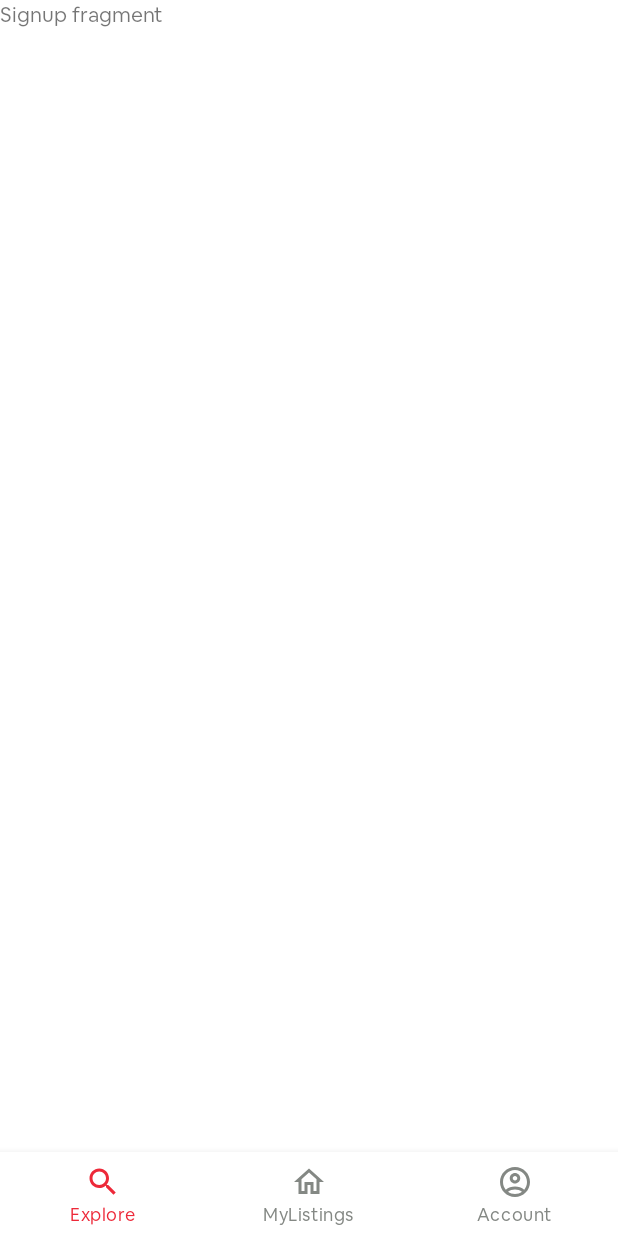
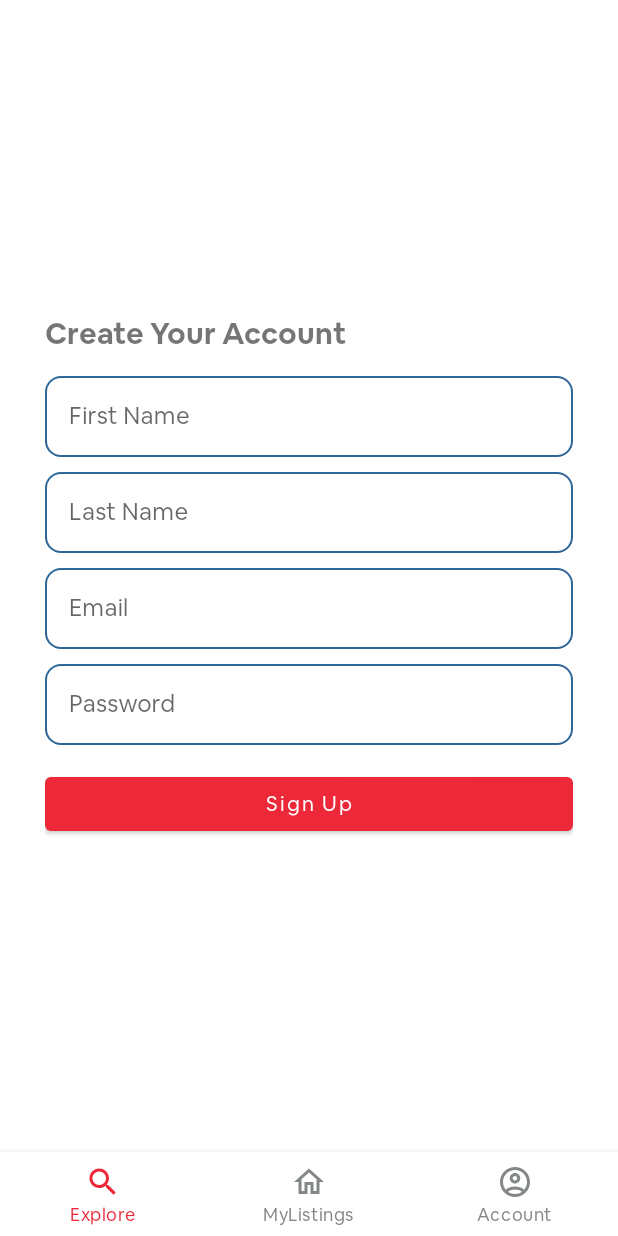
Before and after one commit to janc88/parent-condo-marketplace-app, an Android app: the fragment SignUpFragment placed in its activity, on a phone screen of 412 x 824 dp. Run offline under Robolectric (Android 15) with nearby library versions, the phone set to English and light mode, and no system bars; libraries missing offline, so code that uses them is left out: com.denzcoskun.imageslider; 4 statements that could not run were skipped.

Commit message:
designed signup page

```diff
--- /dev/null
+++ b/app/src/main/res/drawable/form_edit_text.xml
@@ -0,0 +1,13 @@
+<?xml version="1.0" encoding="utf-8"?>
+<shape xmlns:android="http://schemas.android.com/apk/res/android" >
+
+    <solid android:color="#FFFFFF" />
+
+    <stroke
+        android:width="1dp"
+        android:color="#2f6699" />
+    <corners
+        android:radius="10dp"
+        />
+
+</shape>
--- a/app/src/main/res/layout/fragment_sign_up.xml
+++ b/app/src/main/res/layout/fragment_sign_up.xml
@@ -1,14 +1,106 @@
 <?xml version="1.0" encoding="utf-8"?>
-<FrameLayout xmlns:android="http://schemas.android.com/apk/res/android"
+<androidx.constraintlayout.widget.ConstraintLayout xmlns:android="http://schemas.android.com/apk/res/android"
+    xmlns:app="http://schemas.android.com/apk/res-auto"
     xmlns:tools="http://schemas.android.com/tools"
     android:layout_width="match_parent"
     android:layout_height="match_parent"
     tools:context=".SignUpFragment">
 
-    <!-- TODO: Update blank fragment layout -->
-    <TextView
+    <LinearLayout
         android:layout_width="match_parent"
-        android:layout_height="match_parent"
-        android:text="Signup fragment" />
+        android:layout_height="wrap_content"
+        android:orientation="vertical"
+        android:layout_marginLeft="30dp"
+        android:layout_marginRight="30dp"
+        app:layout_constraintBottom_toBottomOf="parent"
+        app:layout_constraintEnd_toEndOf="parent"
+        app:layout_constraintStart_toStartOf="parent"
+        app:layout_constraintTop_toTopOf="parent">
 
-</FrameLayout>
+        <TextView
+            android:layout_width="wrap_content"
+            android:layout_height="wrap_content"
+            android:text="Create Your Account"
+            android:fontFamily="@font/cereal_bold"
+            android:layout_marginBottom="5dp"
+            android:textSize="20dp" />
+
+
+
+
+        <com.google.android.material.textfield.TextInputLayout
+            android:layout_width="match_parent"
+            android:layout_height="wrap_content"
+            android:layout_marginTop="10dp"
+            app:boxStrokeWidth="0dp"
+            app:boxStrokeWidthFocused="0dp">
+            <com.google.android.material.textfield.TextInputEditText
+                android:id="@+id/etFirstName"
+                android:layout_width="match_parent"
+                android:layout_height="wrap_content"
+                android:hint="First Name"
+                android:background="@drawable/form_edit_text"
+                android:inputType="textCapWords"
+                />
+        </com.google.android.material.textfield.TextInputLayout>
+
+        <com.google.android.material.textfield.TextInputLayout
+            android:layout_width="match_parent"
+            android:layout_height="wrap_content"
+            android:layout_marginTop="10dp"
+            app:boxStrokeWidth="0dp"
+            app:boxStrokeWidthFocused="0dp">
+            <com.google.android.material.textfield.TextInputEditText
+                android:id="@+id/etLastName"
+                android:layout_width="match_parent"
+                android:layout_height="wrap_content"
+                android:hint="Last Name"
+                android:background="@drawable/form_edit_text"
+                android:inputType="textCapWords"
+                />
+        </com.google.android.material.textfield.TextInputLayout>
+
+        <com.google.android.material.textfield.TextInputLayout
+            android:layout_width="match_parent"
+            android:layout_height="wrap_content"
+            android:layout_marginTop="10dp"
+            app:boxStrokeWidth="0dp"
+            app:boxStrokeWidthFocused="0dp">
+            <com.google.android.material.textfield.TextInputEditText
+                android:id="@+id/etEmail"
+                android:layout_width="match_parent"
+                android:layout_height="wrap_content"
+                android:hint="Email"
+                android:background="@drawable/form_edit_text"
+                android:inputType="textEmailAddress"
+                />
+        </com.google.android.material.textfield.TextInputLayout>
+
+        <com.google.android.material.textfield.TextInputLayout
+            android:layout_width="match_parent"
+            android:layout_height="wrap_content"
+            android:layout_marginTop="10dp"
+            app:boxStrokeWidth="0dp"
+            app:boxStrokeWidthFocused="0dp">
+            <com.google.android.material.textfield.TextInputEditText
+                android:id="@+id/etPassword"
+                android:layout_width="match_parent"
+                android:layout_height="wrap_content"
+                android:hint="Password"
+                android:background="@drawable/form_edit_text"
+                android:inputType="textPassword"
+                />
+        </com.google.android.material.textfield.TextInputLayout>
+
+        <Button
+            android:id="@+id/btnSignUp"
+            android:layout_width="match_parent"
+            android:layout_height="wrap_content"
+            android:layout_marginTop="15dp"
+            android:text="Sign Up"
+            android:textAllCaps="false" />
+    </LinearLayout>
+
+
+
+</androidx.constraintlayout.widget.ConstraintLayout>
```
